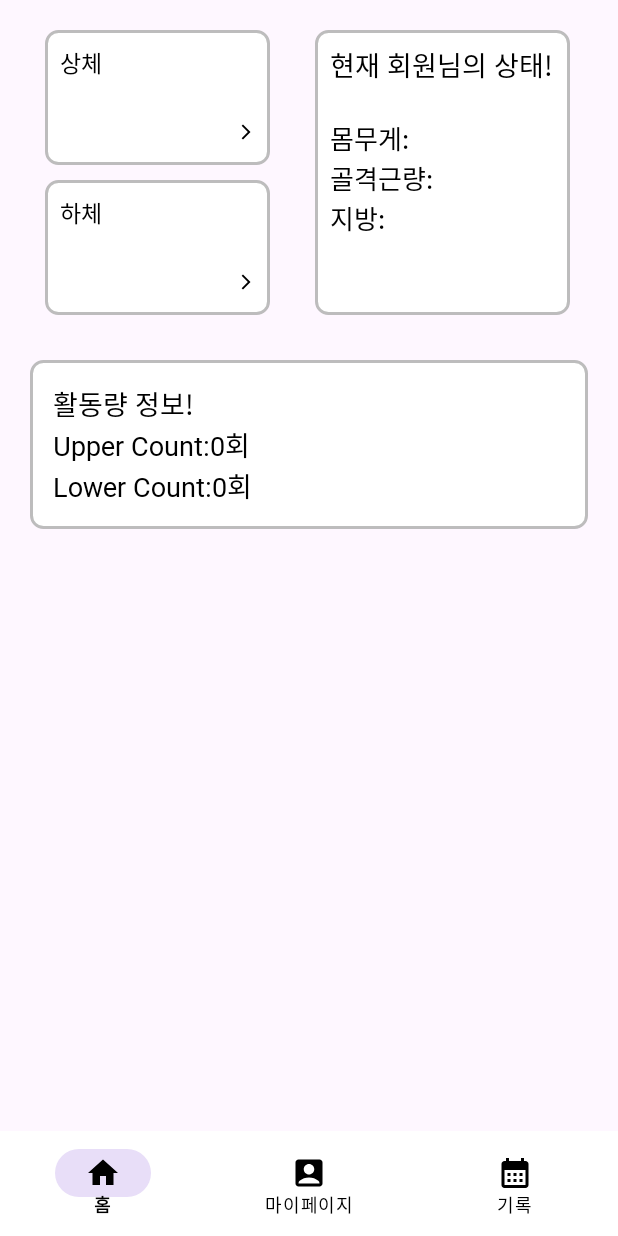
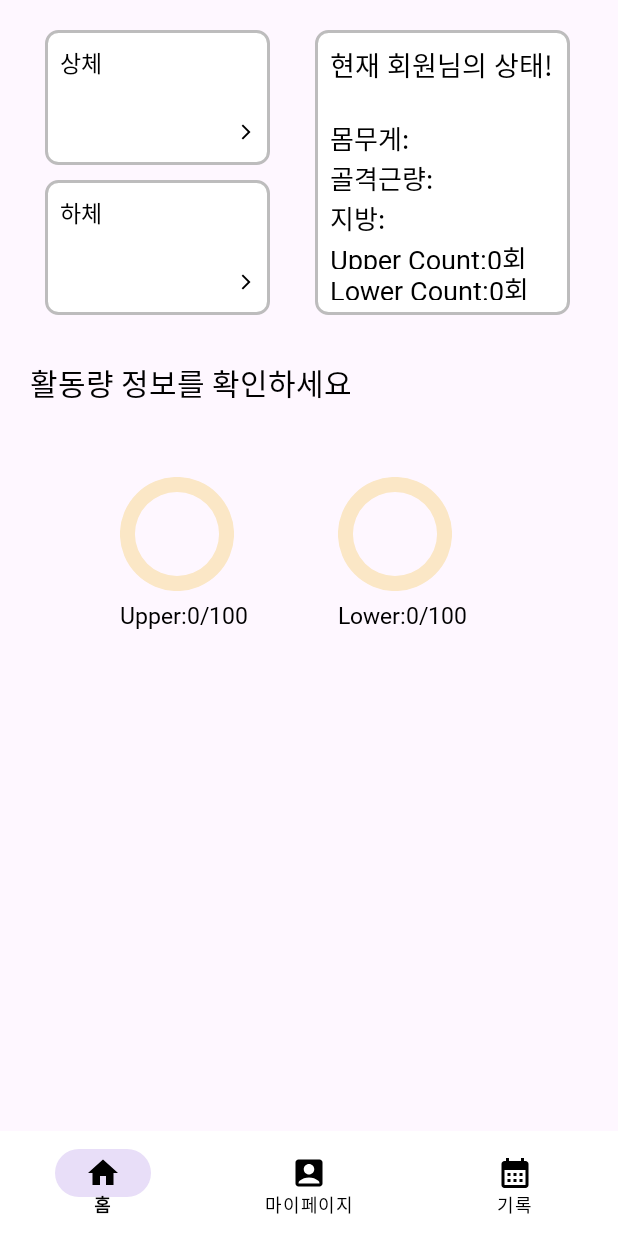
Before and after one commit to sueundev/2024-01_My-Trainer, an Android app: the homeFragment screen opened directly, with no data from a screen before it, on a phone screen of 412 x 824 dp. Run offline under Robolectric (Android 15) with nearby library versions, the phone set to English and light mode, and no system bars.

Commit message:
디자인 재수정

```diff
--- a/app/src/main/java/com/example/mytrainer/homeFragment.java
+++ b/app/src/main/java/com/example/mytrainer/homeFragment.java
@@ -1,5 +1,7 @@
 package com.example.mytrainer;
 
+import android.content.res.ColorStateList;
+import android.graphics.Color;
 import android.os.Bundle;
 
 import androidx.fragment.app.Fragment;
@@ -13,6 +15,7 @@ import android.view.View;
 import android.view.ViewGroup;
 import android.widget.Button;
 import android.widget.ImageView;
+import android.widget.ProgressBar;
 import android.widget.TextView;
 public class homeFragment extends Fragment {
 
@@ -34,19 +37,49 @@ public class homeFragment extends Fragment {
         TextView tvWeight = view.findViewById(R.id.tv_weight);
         TextView tvMuscle = view.findViewById(R.id.tv_muscle);
         TextView tvFat = view.findViewById(R.id.tv_fat);
+        TextView pBar_Upper = view.findViewById(R.id.pBar_Upper);
+        ProgressBar progressBar_upper = view.findViewById(R.id.progressbar_upper); // ProgressBar 찾기
+        TextView pBar_Lower = view.findViewById(R.id.pBar_Lower);
+        ProgressBar progressBar_lower = view.findViewById(R.id.progressbar_lower);
+
         sharedViewModel = new ViewModelProvider(requireActivity()).get(SharedViewModel.class);
 
         sharedViewModel.getUpperBodyCount().observe(getViewLifecycleOwner(), new Observer<String>() {
             @Override
-            public void onChanged(String s) {
+            public void onChanged(String s)
+            {
                 tvUpper.setText("Upper Count:"+s+"회");
+
+                int upperCount = Integer.parseInt(s);
+                progressBar_upper.setProgress(upperCount); // 진행 상태 업데이트
+
+                if (upperCount < 30) {
+                    // 예: Upper Count가 30보다 작으면 빨간색으로 설정
+                    progressBar_upper.setProgressTintList(ColorStateList.valueOf(Color.RED));
+                } else {
+                    // 예: Upper Count가 30 이상이면 녹색으로 설정
+                    progressBar_upper.setProgressTintList(ColorStateList.valueOf(Color.GREEN));
+                }
+                pBar_Upper.setText("Upper:"+s+"/100");
             }
         });
 
         sharedViewModel.getLowerBodyCount().observe(getViewLifecycleOwner(), new Observer<String>() {
             @Override
-            public void onChanged(String s) {
+            public void onChanged(String s)
+            {
                 tvLower.setText("Lower Count:"+s+"회");
+
+                int lowerCount = Integer.parseInt(s);
+                progressBar_lower.setProgress(lowerCount);
+
+                if(lowerCount < 30){
+                    progressBar_lower.setProgressTintList(ColorStateList.valueOf(Color.RED));
+                }
+                else{
+                    progressBar_lower.setProgressTintList(ColorStateList.valueOf(Color.GREEN));
+                }
+                pBar_Lower.setText("Lower:"+s+"/100");
             }
         });
         sharedViewModel.getWeight().observe(getViewLifecycleOwner(), new Observer<Float>() {
--- /dev/null
+++ b/app/src/main/res/drawable/circle_progressbar.xml
@@ -0,0 +1,28 @@
+<?xml version="1.0" encoding="utf-8"?>
+<layer-list xmlns:android="http://schemas.android.com/apk/res/android">
+    <item android:id="@android:id/background">
+        <shape
+            android:innerRadiusRatio="2.71"
+            android:thicknessRatio="7.6"
+            android:shape="ring"
+            android:useLevel="false"
+            android:type="sweep">
+            <solid android:color="#9E9E9E" />
+        </shape>
+    </item>
+
+    <item android:id="@android:id/progress">
+        <rotate
+            android:fromDegrees="270"
+            android:toDegrees="270">
+            <shape
+                android:innerRadiusRatio="2.71"
+                android:thicknessRatio="7.6"
+                android:shape="ring"
+                android:angle="0"
+                android:type="sweep">
+            </shape>
+        </rotate>
+    </item>
+
+</layer-list>
--- a/app/src/main/res/layout/fragment_home.xml
+++ b/app/src/main/res/layout/fragment_home.xml
@@ -98,24 +98,6 @@
                 android:layout_height="wrap_content"
                 android:text="지방:"
                 android:id="@+id/tv_fat"/>
-        </LinearLayout>
-    </LinearLayout>
-    <!-- 위쪽에 네모난 박스 안에 텍스트 -->
-    <LinearLayout
-        android:layout_marginTop="20dp"
-        android:layout_width="match_parent"
-        android:layout_height="wrap_content"
-        android:orientation="vertical"
-        android:background="@drawable/rounded_box_with_stroke"
-        android:layout_gravity="center"
-        android:padding="15dp">
-        <TextView
-            android:fontFamily="@font/jua_regular"
-            android:layout_width="wrap_content"
-            android:layout_height="wrap_content"
-            android:text="활동량 정보!"
-            android:textColor="#000000"
-            android:textSize="18dp"/>
             <TextView
                 android:fontFamily="@font/bagelfatone_regular"
                 android:textSize="18dp"
@@ -137,5 +119,70 @@
                 android:text="Lower Count:0회"
                 android:textColor="@android:color/black" />
         </LinearLayout>
-
     </LinearLayout>
+    <TextView
+        android:layout_marginTop="20dp"
+        android:layout_width="match_parent"
+        android:layout_height="wrap_content"
+        android:text="활동량 정보를 확인하세요"
+        android:fontFamily="@font/jua_regular"
+        android:textSize="20dp"
+        android:textColor="#000000"/>
+    <LinearLayout
+        android:layout_width="match_parent"
+        android:layout_height="wrap_content"
+        android:orientation="horizontal">
+        <LinearLayout
+            android:layout_marginLeft="60dp"
+            android:layout_width="wrap_content"
+            android:layout_height="wrap_content"
+            android:orientation="vertical">
+            <ProgressBar
+                android:id="@+id/progressbar_upper"
+                style="@style/Widget.AppCompat.ProgressBar.Horizontal"
+                android:layout_width="76dp"
+                android:layout_height="76dp"
+                android:layout_marginTop="48dp"
+                android:indeterminate="false"
+                android:max="100"
+                android:progressBackgroundTint="#FBE7C6"
+                android:progressDrawable="@drawable/circle_progressbar"
+                android:progressTint="#edbf41" />
+            <TextView
+                android:textColor="#000000"
+                android:fontFamily="@font/bagelfatone_regular"
+                android:textSize="15dp"
+                android:layout_marginTop="5dp"
+                android:layout_width="wrap_content"
+                android:layout_height="wrap_content"
+                android:text="Upper: 0/100"
+                android:id="@+id/pBar_Upper"/>
+        </LinearLayout>
+        <LinearLayout
+            android:layout_marginLeft="60dp"
+            android:layout_width="wrap_content"
+            android:layout_height="wrap_content"
+            android:orientation="vertical">
+            <ProgressBar
+                android:id="@+id/progressbar_lower"
+                style="@style/Widget.AppCompat.ProgressBar.Horizontal"
+                android:layout_width="76dp"
+                android:layout_height="76dp"
+                android:layout_marginTop="48dp"
+                android:indeterminate="false"
+                android:max="100"
+                android:progressBackgroundTint="#FBE7C6"
+                android:progressDrawable="@drawable/circle_progressbar"
+                android:progressTint="#edbf41" />
+            <TextView
+                android:textColor="#000000"
+                android:fontFamily="@font/bagelfatone_regular"
+                android:textSize="15dp"
+                android:layout_marginTop="5dp"
+                android:layout_width="wrap_content"
+                android:layout_height="wrap_content"
+                android:text="Lower: 0/100"
+                android:id="@+id/pBar_Lower"/>
+        </LinearLayout>
+    </LinearLayout>
+</LinearLayout>
```
Lines whose indentation alone changed are shown as unchanged.
